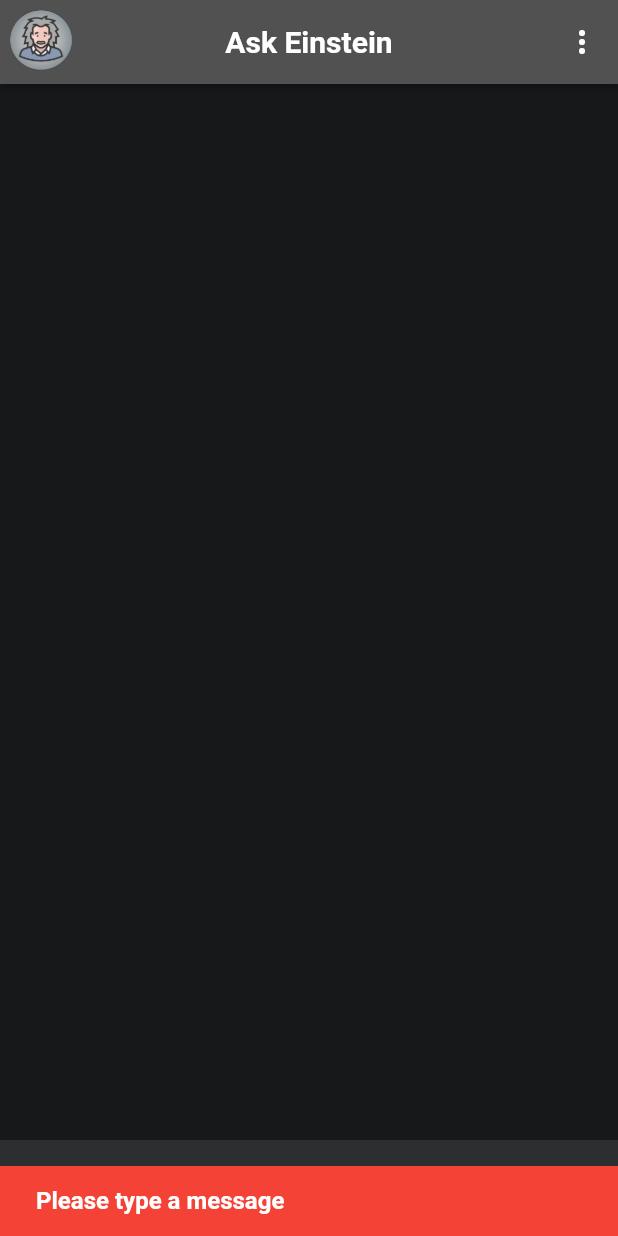
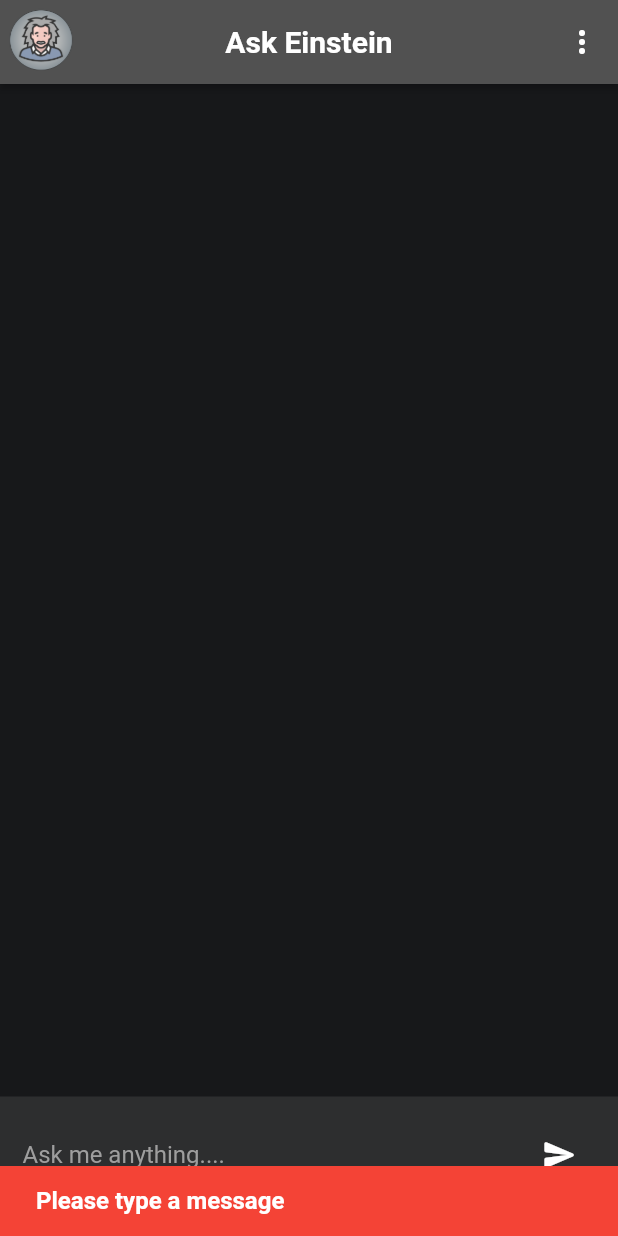
Before and after one commit to ENRexGeorge23/ask-einstein-app, a Flutter app: the screen it shows after launch, after a tap on the "send" icon, on a phone screen of 412 x 824 dp. Run offline on Flutter 3.47's test engine with Material 2 defaults, Android fonts, the phone set to English and light mode, and no system bars; our stand-ins replace animated_text_kit, flutter_spinkit.

Commit message:
update/intangibles

```diff
--- a/lib/main.dart
+++ b/lib/main.dart
@@ -29,10 +29,14 @@ class MyApp extends StatelessWidget {
         title: 'askEinstein',
         debugShowCheckedModeBanner: false,
         theme: ThemeData(
-            scaffoldBackgroundColor: scaffoldBackgroundColor,
-            appBarTheme: AppBarTheme(
-              color: cardColor,
-            )),
+          scaffoldBackgroundColor: scaffoldBackgroundColor,
+          appBarTheme: AppBarTheme(
+            color: cardColor,
+          ),
+          textSelectionTheme: TextSelectionThemeData(
+            selectionColor: Colors.red.withOpacity(0.4),
+          ),
+        ),
         home: const ChatScreen(),
       ),
     );
--- a/lib/screens/chat_screen.dart
+++ b/lib/screens/chat_screen.dart
@@ -75,7 +75,6 @@ class _ChatScreenState extends State<ChatScreen> {
             Flexible(
               child: ListView.builder(
                   controller: _listScrollController,
-                  // Add this line to reverse the order
                   itemCount: chatProvider.getChatList.length,
                   itemBuilder: (context, index) {
                     return ChatWidget(
@@ -92,13 +91,10 @@ class _ChatScreenState extends State<ChatScreen> {
                 size: 18,
               ),
             ],
-            const SizedBox(
-              height: 15,
-            ),
             Material(
               color: const Color.fromARGB(255, 45, 46, 47),
               child: Padding(
-                padding: const EdgeInsets.all(8.0),
+                padding: const EdgeInsets.all(15.0),
                 child: Row(
                   children: [
                     Expanded(
@@ -112,7 +108,7 @@ class _ChatScreenState extends State<ChatScreen> {
                               chatProvider: chatProvider);
                         },
                         decoration: const InputDecoration.collapsed(
-                            hintText: "Unsa naman sad imong gusto? ",
+                            hintText: "Ask me anything....",
                             hintStyle: TextStyle(color: Colors.grey)),
                       ),
                     ),
@@ -129,6 +125,9 @@ class _ChatScreenState extends State<ChatScreen> {
                   ],
                 ),
               ),
+            ),
+            const SizedBox(
+              height: 15,
             ),
           ],
         ),
--- a/lib/widgets/text_widget.dart
+++ b/lib/widgets/text_widget.dart
@@ -13,9 +13,10 @@ class TextWidget extends StatelessWidget {
   final double fontSize;
   final Color? color;
   final FontWeight? fontWeight;
+
   @override
   Widget build(BuildContext context) {
-    return Text(
+    return SelectableText(
       label,
       // textAlign: TextAlign.justify,
       style: TextStyle(
```
Also changed, not shown: lib/widgets/chat_widget.dart (+4 -4 lines), assets/images/person.png, 1 other file.
